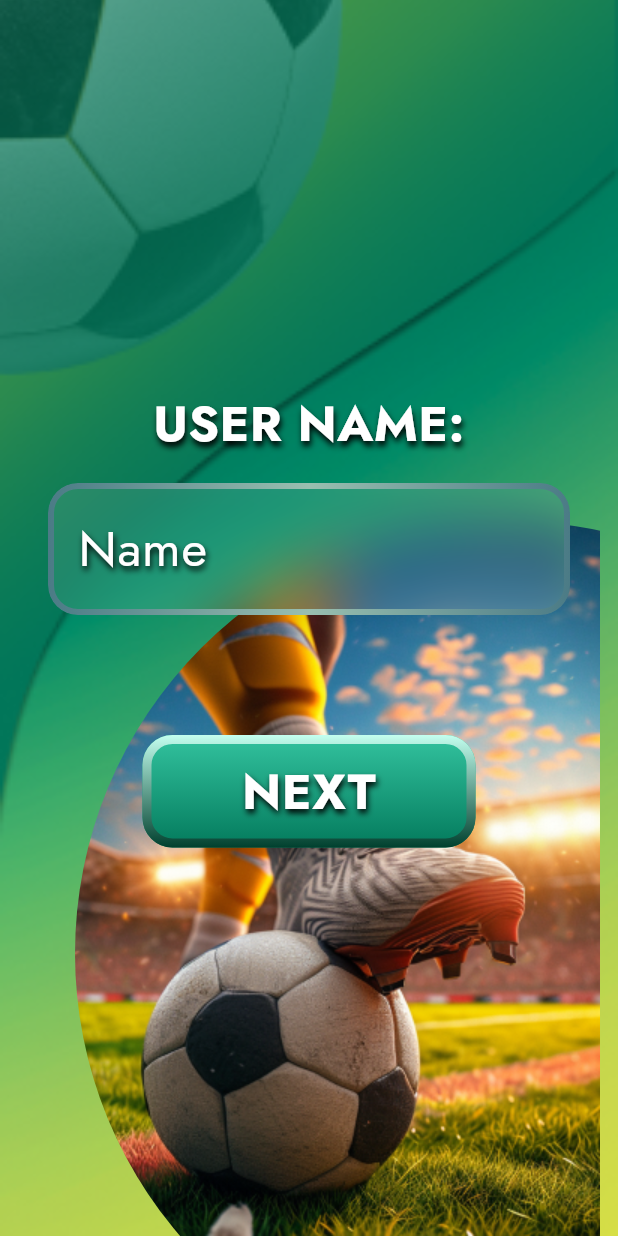
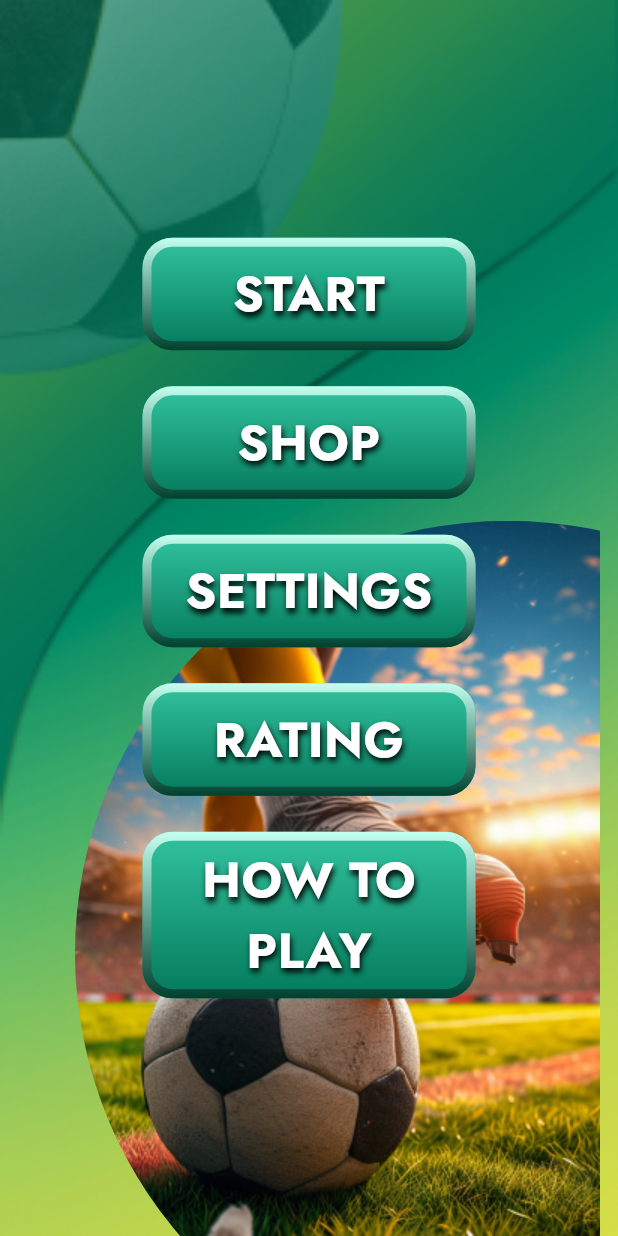
Before and after one commit to Artem-Neludimi/a21, a Flutter app: the screen it shows after launch, after a tap on "NEXT", on a phone screen of 412 x 824 dp. Run offline on Flutter 3.47's test engine with Material 3 defaults, Android fonts, the phone set to English and light mode, and no system bars; our stand-ins replace flutter_bloc, gradient_borders, shared_preferences.

Commit message:
menu layout

```diff
--- /dev/null
+++ b/lib/bonus.dart
@@ -0,0 +1,10 @@
+import 'package:flutter/material.dart';
+
+class Bonus extends StatelessWidget {
+  const Bonus({super.key});
+
+  @override
+  Widget build(BuildContext context) {
+    return const Padding(padding: EdgeInsets.all(32));
+  }
+}
--- /dev/null
+++ b/lib/home.dart
@@ -0,0 +1,100 @@
+import 'package:a21/bonus.dart';
+import 'package:a21/main.dart';
+import 'package:a21/nickname.dart';
+import 'package:a21/onborading.dart';
+import 'package:a21/widgets.dart';
+import 'package:flutter/material.dart';
+import 'package:shared_preferences/shared_preferences.dart';
+import 'package:flutter_bloc/flutter_bloc.dart';
+
+import 'menu.dart';
+import 'splash.dart';
+
+class MyHomePage extends StatefulWidget {
+  const MyHomePage({super.key});
+
+  @override
+  State<MyHomePage> createState() => _MyHomePageState();
+}
+
+class _MyHomePageState extends State<MyHomePage> {
+  @override
+  void initState() {
+    Future.delayed(Duration.zero, () async {
+      prefs = await SharedPreferences.getInstance();
+      final firstTime = prefs.getBool('firstTime');
+      if (firstTime == null) {
+        await prefs.setBool('firstTime', true);
+      } else {
+        await prefs.setBool('firstTime', false);
+      }
+    });
+    super.initState();
+  }
+
+  @override
+  Widget build(BuildContext context) {
+    final width = MediaQuery.of(context).size.width;
+    return BlocBuilder<MenuCubit, MenuState>(
+      builder: (context, state) {
+        return Stack(
+          children: [
+            Image.asset(
+              'assets/images/splash_bg.png',
+              width: double.infinity,
+              height: double.infinity,
+              fit: BoxFit.cover,
+            ),
+            Image.asset(
+              state == MenuState.splash ? 'assets/images/splash_bg.png' : 'assets/images/menu_bg.png',
+              width: double.infinity,
+              height: double.infinity,
+              fit: BoxFit.cover,
+            ),
+            FootStands(width: width),
+            Scaffold(
+              backgroundColor: Colors.transparent,
+              body: AnimatedSwitcher(
+                duration: const Duration(milliseconds: 600),
+                child: switch (state) {
+                  MenuState.splash => const Splash(
+                      key: ValueKey(MenuState.splash),
+                    ),
+                  MenuState.userName => const Nickname(
+                      key: ValueKey(MenuState.userName),
+                    ),
+                  MenuState.menu => const Menu(
+                      key: ValueKey(MenuState.menu),
+                    ),
+                  MenuState.onboarding => const Onboarding(
+                      key: ValueKey(MenuState.onboarding),
+                    ),
+                  MenuState.bonus => const Bonus(
+                      key: ValueKey(MenuState.bonus),
+                    ),
+                },
+              ),
+            ),
+          ],
+        );
+      },
+    );
+  }
+}
+
+class MenuCubit extends Cubit<MenuState> {
+  MenuCubit() : super(MenuState.splash);
+
+  void toUserName(MenuState state) => emit(MenuState.userName);
+  void tryGoToMenu() {
+    emit(MenuState.menu);
+  }
+}
+
+enum MenuState {
+  splash,
+  userName,
+  menu,
+  onboarding,
+  bonus,
+}
--- a/lib/main.dart
+++ b/lib/main.dart
@@ -1,6 +1,6 @@
 import 'dart:math';
 
-import 'package:a21/menu.dart';
+import 'package:a21/home.dart';
 import 'package:flutter/material.dart';
 import 'package:flutter/services.dart';
 import 'package:flutter_bloc/flutter_bloc.dart';
--- a/lib/menu.dart
+++ b/lib/menu.dart
@@ -1,82 +1,32 @@
-import 'package:a21/main.dart';
-import 'package:a21/nickname.dart';
 import 'package:a21/widgets.dart';
 import 'package:flutter/material.dart';
-import 'package:shared_preferences/shared_preferences.dart';
-import 'package:flutter_bloc/flutter_bloc.dart';
 
-import 'splash.dart';
-
-class MyHomePage extends StatefulWidget {
-  const MyHomePage({super.key});
-
-  @override
-  State<MyHomePage> createState() => _MyHomePageState();
-}
-
-class _MyHomePageState extends State<MyHomePage> {
-  @override
-  void initState() {
-    Future.delayed(Duration.zero, () async {
-      prefs = await SharedPreferences.getInstance();
-      final firstTime = prefs.getBool('firstTime');
-      if (firstTime == null) {
-        await prefs.setBool('firstTime', true);
-      } else {
-        await prefs.setBool('firstTime', false);
-      }
-    });
-    super.initState();
-  }
+class Menu extends StatelessWidget {
+  const Menu({super.key});
 
   @override
   Widget build(BuildContext context) {
-    final width = MediaQuery.of(context).size.width;
-    return BlocBuilder<MenuCubit, MenuState>(
-      builder: (context, state) {
-        return Stack(
+    return const Padding(
+      padding: EdgeInsets.all(32),
+      child: Center(
+        child: Column(
+          mainAxisAlignment: MainAxisAlignment.center,
           children: [
-            Image.asset(
-              'assets/images/splash_bg.png',
-              width: double.infinity,
-              height: double.infinity,
-              fit: BoxFit.cover,
-            ),
-            Image.asset(
-              state == MenuState.splash ? 'assets/images/splash_bg.png' : 'assets/images/menu_bg.png',
-              width: double.infinity,
-              height: double.infinity,
-              fit: BoxFit.cover,
-            ),
-            FootStands(width: width),
-            Scaffold(
-              backgroundColor: Colors.transparent,
-              body: AnimatedSwitcher(
-                duration: const Duration(milliseconds: 600),
-                child: switch (state) {
-                  MenuState.splash => const Splash(
-                      key: ValueKey(MenuState.splash),
-                    ),
-                  MenuState.userName => const Nickname(
-                      key: ValueKey(MenuState.userName),
-                    ),
-                },
-              ),
+            AppButton(text: 'START'),
+            SizedBox(height: 24),
+            AppButton(text: 'SHOP'),
+            SizedBox(height: 24),
+            AppButton(text: 'SETTINGS'),
+            SizedBox(height: 24),
+            AppButton(text: 'RATING'),
+            SizedBox(height: 24),
+            AppButton(
+              text: 'HOW TO PLAY',
+              height: 111,
             ),
           ],
-        );
-      },
+        ),
+      ),
     );
   }
 }
-
-class MenuCubit extends Cubit<MenuState> {
-  MenuCubit() : super(MenuState.splash);
-
-  void toUserName(MenuState state) => emit(MenuState.userName);
-}
-
-enum MenuState {
-  splash,
-  userName,
-}
--- a/lib/nickname.dart
+++ b/lib/nickname.dart
@@ -1,6 +1,7 @@
 import 'dart:ui';
 
 import 'package:a21/main.dart';
+import 'package:a21/home.dart';
 import 'package:a21/widgets.dart';
 import 'package:flutter/material.dart';
 import 'package:flutter_bloc/flutter_bloc.dart';
@@ -41,7 +42,7 @@ class _NicknameState extends State<Nickname> {
             text: 'NEXT',
             onTap: () {
               context.read<AppCubit>().setNickName(_controller.text);
-              // context.read<MenuCubit>().toGame(MenuState.game);
+              context.read<MenuCubit>().tryGoToMenu();
             },
           )
         ],
--- /dev/null
+++ b/lib/onborading.dart
@@ -0,0 +1,10 @@
+import 'package:flutter/material.dart';
+
+class Onboarding extends StatelessWidget {
+  const Onboarding({super.key});
+
+  @override
+  Widget build(BuildContext context) {
+    return const Padding(padding: EdgeInsets.all(32));
+  }
+}
--- a/lib/splash.dart
+++ b/lib/splash.dart
@@ -1,6 +1,6 @@
 import 'dart:async';
 
-import 'package:a21/menu.dart';
+import 'package:a21/home.dart';
 import 'package:flutter/material.dart';
 import 'package:flutter_bloc/flutter_bloc.dart';
 
```
